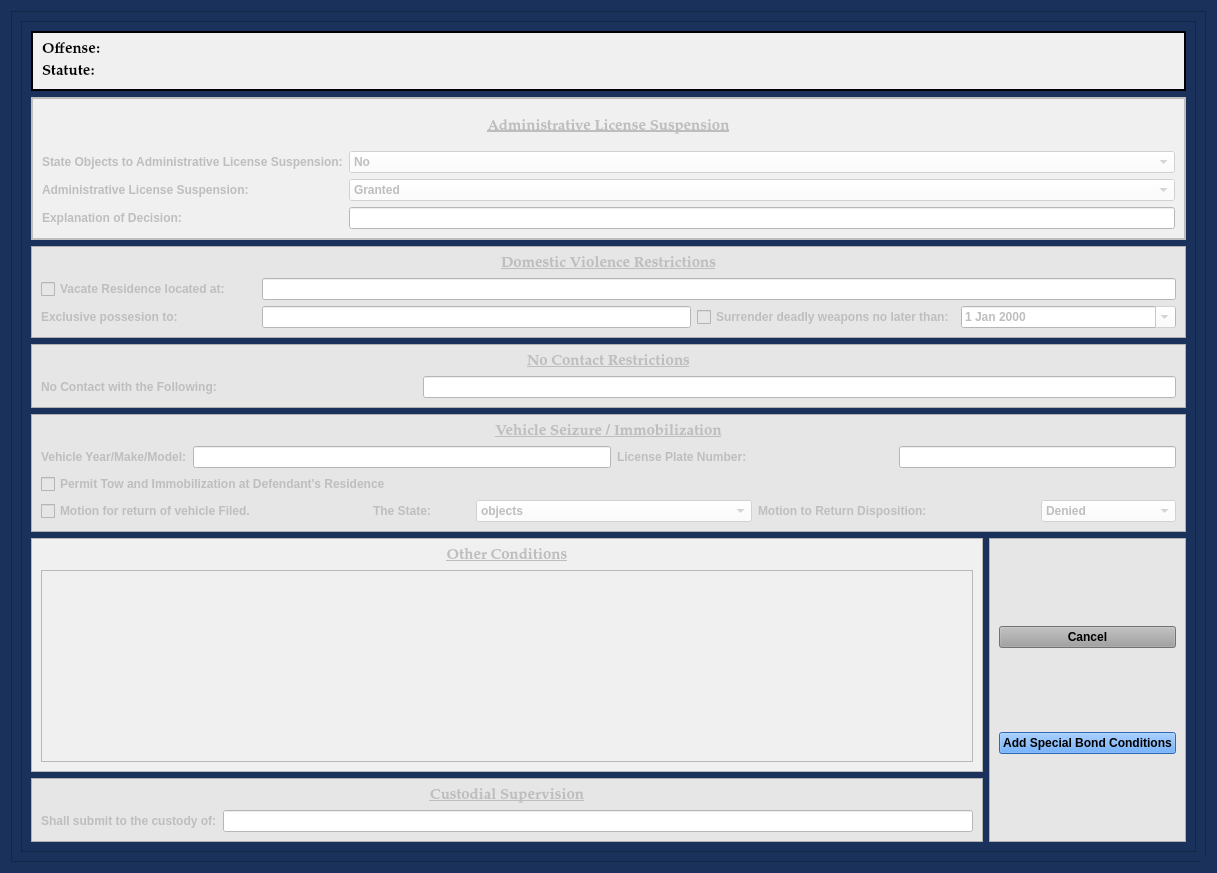
First picture: the form in package/views/ui/AddSpecialBondConditionsDialog.ui, repository HunterProgram22/MuniEntry, before the edit.
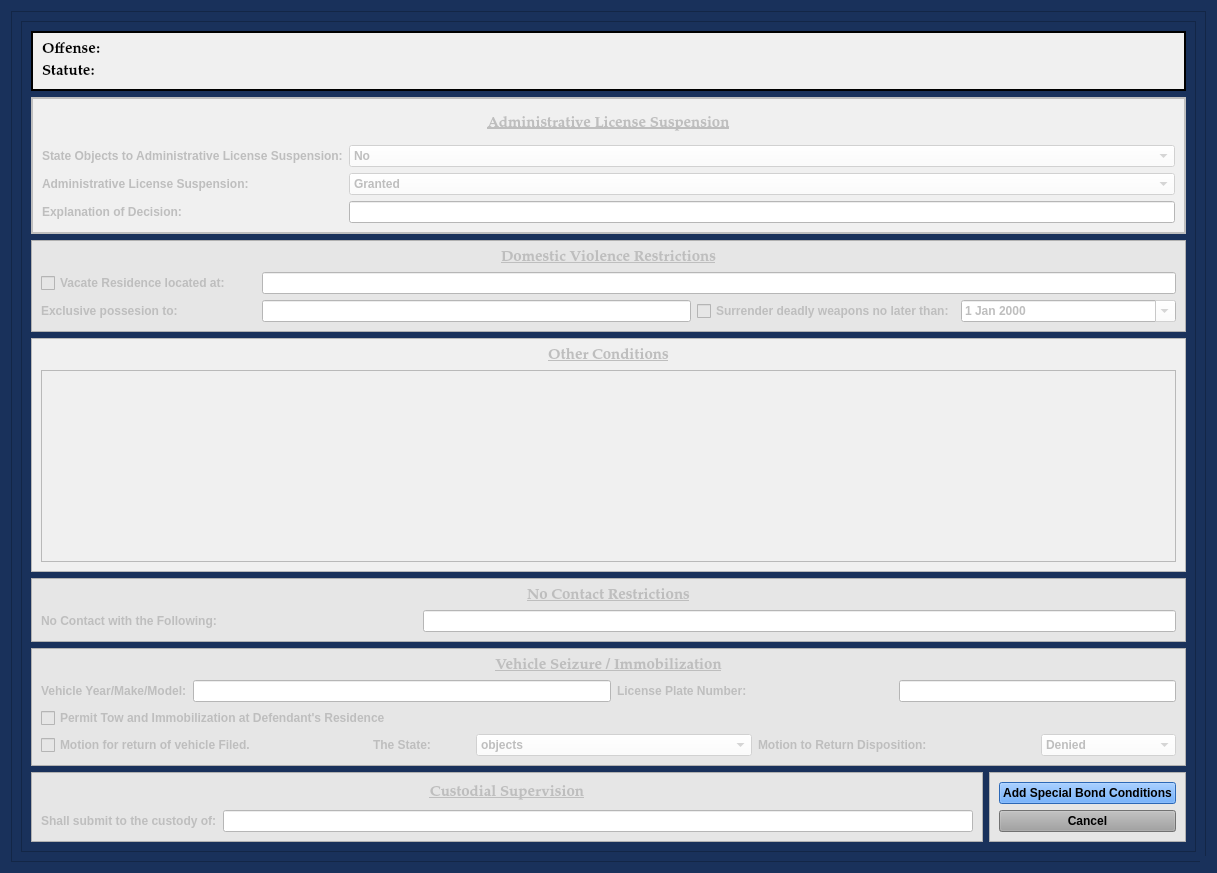
Second picture: the form after the edit.

Commit message: Fixed formatting special bond and template spacing ngbd.

Diff of the .ui file:
```diff
--- a/package/views/ui/AddSpecialBondConditionsDialog.ui
+++ b/package/views/ui/AddSpecialBondConditionsDialog.ui
@@ -170,12 +170,337 @@
          <property name="geometry">
           <rect>
            <x>0</x>
-           <y>0</y>
+           <y>-111</y>
            <width>1152</width>
-           <height>940</height>
+           <height>951</height>
           </rect>
          </property>
          <layout class="QGridLayout" name="gridLayout_11">
+          <item row="6" column="1" rowspan="2">
+           <widget class="QFrame" name="frame_7">
+            <property name="styleSheet">
+             <string notr="true">background-color: rgb(230, 230, 230);</string>
+            </property>
+            <property name="frameShape">
+             <enum>QFrame::StyledPanel</enum>
+            </property>
+            <property name="frameShadow">
+             <enum>QFrame::Raised</enum>
+            </property>
+            <layout class="QGridLayout" name="gridLayout_10">
+             <item row="1" column="0">
+              <widget class="QPushButton" name="cancel_Button">
+               <property name="focusPolicy">
+                <enum>Qt::NoFocus</enum>
+               </property>
+               <property name="styleSheet">
+                <string notr="true">background-color: rgb(160, 160, 160);</string>
+               </property>
+               <property name="text">
+                <string>Cancel</string>
+               </property>
+              </widget>
+             </item>
+             <item row="0" column="0">
+              <widget class="QPushButton" name="add_special_conditions_Button">
+               <property name="styleSheet">
+                <string notr="true">background-color: rgb(62, 146, 255)</string>
+               </property>
+               <property name="text">
+                <string>Add Special Bond Conditions</string>
+               </property>
+               <property name="autoDefault">
+                <bool>false</bool>
+               </property>
+              </widget>
+             </item>
+            </layout>
+           </widget>
+          </item>
+          <item row="5" column="0" colspan="2">
+           <widget class="QFrame" name="vehicle_seizure_frame">
+            <property name="enabled">
+             <bool>false</bool>
+            </property>
+            <property name="styleSheet">
+             <string notr="true">background-color: rgb(230, 230, 230);</string>
+            </property>
+            <property name="frameShape">
+             <enum>QFrame::StyledPanel</enum>
+            </property>
+            <property name="frameShadow">
+             <enum>QFrame::Raised</enum>
+            </property>
+            <layout class="QGridLayout" name="gridLayout_8">
+             <item row="1" column="0">
+              <widget class="QLabel" name="label_4">
+               <property name="text">
+                <string>Vehicle Year/Make/Model:</string>
+               </property>
+              </widget>
+             </item>
+             <item row="1" column="1" colspan="3">
+              <widget class="QLineEdit" name="vehicle_make_model_box">
+               <property name="styleSheet">
+                <string notr="true">background-color: rgb(255, 255, 255);</string>
+               </property>
+              </widget>
+             </item>
+             <item row="1" column="4" colspan="2">
+              <widget class="QLabel" name="label_3">
+               <property name="text">
+                <string>License Plate Number:</string>
+               </property>
+              </widget>
+             </item>
+             <item row="1" column="6" colspan="2">
+              <widget class="QLineEdit" name="vehicle_license_plate_box">
+               <property name="styleSheet">
+                <string notr="true">background-color: rgb(255, 255, 255);</string>
+               </property>
+              </widget>
+             </item>
+             <item row="2" column="0" colspan="4">
+              <widget class="QCheckBox" name="tow_to_residence_checkBox">
+               <property name="text">
+                <string>Permit Tow and Immobilization at Defendant's Residence</string>
+               </property>
+              </widget>
+             </item>
+             <item row="3" column="0" colspan="2">
+              <widget class="QCheckBox" name="motion_to_return_vehicle_checkBox">
+               <property name="text">
+                <string>Motion for return of vehicle Filed.</string>
+               </property>
+              </widget>
+             </item>
+             <item row="3" column="2">
+              <widget class="QLabel" name="label_8">
+               <property name="text">
+                <string>The State:</string>
+               </property>
+               <property name="alignment">
+                <set>Qt::AlignCenter</set>
+               </property>
+              </widget>
+             </item>
+             <item row="3" column="3" colspan="2">
+              <widget class="QComboBox" name="state_opposes_box">
+               <property name="styleSheet">
+                <string notr="true">background-color: rgb(255, 255, 255);</string>
+               </property>
+               <item>
+                <property name="text">
+                 <string>objects</string>
+                </property>
+               </item>
+               <item>
+                <property name="text">
+                 <string>does not object</string>
+                </property>
+               </item>
+              </widget>
+             </item>
+             <item row="3" column="5" colspan="2">
+              <widget class="QLabel" name="label_7">
+               <property name="text">
+                <string>Motion to Return Disposition:</string>
+               </property>
+              </widget>
+             </item>
+             <item row="3" column="7">
+              <widget class="QComboBox" name="disposition_motion_to_return_box">
+               <property name="styleSheet">
+                <string notr="true">background-color: rgb(255, 255, 255);</string>
+               </property>
+               <item>
+                <property name="text">
+                 <string>Denied</string>
+                </property>
+               </item>
+               <item>
+                <property name="text">
+                 <string>Granted</string>
+                </property>
+               </item>
+              </widget>
+             </item>
+             <item row="0" column="0" colspan="8">
+              <widget class="QLabel" name="label_27">
+               <property name="sizePolicy">
+                <sizepolicy hsizetype="Preferred" vsizetype="Minimum">
+                 <horstretch>0</horstretch>
+                 <verstretch>0</verstretch>
+                </sizepolicy>
+               </property>
+               <property name="font">
+                <font>
+                 <family>Palatino Linotype</family>
+                 <pointsize>11</pointsize>
+                 <weight>75</weight>
+                 <italic>false</italic>
+                 <bold>true</bold>
+                 <underline>true</underline>
+                </font>
+               </property>
+               <property name="text">
+                <string>Vehicle Seizure / Immobilization</string>
+               </property>
+               <property name="alignment">
+                <set>Qt::AlignCenter</set>
+               </property>
+              </widget>
+             </item>
+            </layout>
+           </widget>
+          </item>
+          <item row="4" column="0" colspan="2">
+           <widget class="QFrame" name="no_contact_frame">
+            <property name="enabled">
+             <bool>false</bool>
+            </property>
+            <property name="styleSheet">
+             <string notr="true">background-color: rgb(230, 230, 230);</string>
+            </property>
+            <property name="frameShape">
+             <enum>QFrame::StyledPanel</enum>
+            </property>
+            <property name="frameShadow">
+             <enum>QFrame::Raised</enum>
+            </property>
+            <layout class="QGridLayout" name="gridLayout_6" columnstretch="1,2">
+             <item row="1" column="0">
+              <widget class="QLabel" name="label_5">
+               <property name="text">
+                <string>No Contact with the Following:</string>
+               </property>
+              </widget>
+             </item>
+             <item row="1" column="1">
+              <widget class="QLineEdit" name="no_contact_name_box">
+               <property name="styleSheet">
+                <string notr="true">background-color: rgb(255, 255, 255);</string>
+               </property>
+              </widget>
+             </item>
+             <item row="0" column="0" colspan="2">
+              <widget class="QLabel" name="label_25">
+               <property name="sizePolicy">
+                <sizepolicy hsizetype="Preferred" vsizetype="Minimum">
+                 <horstretch>0</horstretch>
+                 <verstretch>0</verstretch>
+                </sizepolicy>
+               </property>
+               <property name="font">
+                <font>
+                 <family>Palatino Linotype</family>
+                 <pointsize>11</pointsize>
+                 <weight>75</weight>
+                 <italic>false</italic>
+                 <bold>true</bold>
+                 <underline>true</underline>
+                </font>
+               </property>
+               <property name="text">
+                <string>No Contact Restrictions</string>
+               </property>
+               <property name="alignment">
+                <set>Qt::AlignCenter</set>
+               </property>
+              </widget>
+             </item>
+            </layout>
+           </widget>
+          </item>
+          <item row="2" column="0" colspan="2">
+           <widget class="QFrame" name="domestic_violence_frame">
+            <property name="enabled">
+             <bool>false</bool>
+            </property>
+            <property name="styleSheet">
+             <string notr="true">background-color: rgb(230, 230, 230);</string>
+            </property>
+            <property name="frameShape">
+             <enum>QFrame::StyledPanel</enum>
+            </property>
+            <property name="frameShadow">
+             <enum>QFrame::Raised</enum>
+            </property>
+            <layout class="QGridLayout" name="gridLayout_2">
+             <item row="0" column="0" colspan="5">
+              <widget class="QLabel" name="label_26">
+               <property name="sizePolicy">
+                <sizepolicy hsizetype="Preferred" vsizetype="Minimum">
+                 <horstretch>0</horstretch>
+                 <verstretch>0</verstretch>
+                </sizepolicy>
+               </property>
+               <property name="font">
+                <font>
+                 <family>Palatino Linotype</family>
+                 <pointsize>11</pointsize>
+                 <weight>75</weight>
+                 <italic>false</italic>
+                 <bold>true</bold>
+                 <underline>true</underline>
+                </font>
+               </property>
+               <property name="text">
+                <string>Domestic Violence Restrictions</string>
+               </property>
+               <property name="alignment">
+                <set>Qt::AlignCenter</set>
+               </property>
+              </widget>
+             </item>
+             <item row="2" column="0">
+              <widget class="QLabel" name="label_2">
+               <property name="text">
+                <string>Exclusive possesion to:</string>
+               </property>
+              </widget>
+             </item>
+             <item row="2" column="1" colspan="2">
+              <widget class="QLineEdit" name="domestic_violence_exclusive_possession_to_box">
+               <property name="styleSheet">
+                <string notr="true">background-color: rgb(255, 255, 255);</string>
+               </property>
+              </widget>
+             </item>
+             <item row="2" column="3">
+              <widget class="QCheckBox" name="domestic_violence_surrender_weapons_checkBox">
+               <property name="text">
+                <string>Surrender deadly weapons no later than:</string>
+               </property>
+              </widget>
+             </item>
+             <item row="2" column="4">
+              <widget class="QDateEdit" name="domestic_violence_surrender_weapons_dateBox">
+               <property name="styleSheet">
+                <string notr="true">background-color: rgb(255, 255, 255);</string>
+               </property>
+               <property name="calendarPopup">
+                <bool>true</bool>
+               </property>
+              </widget>
+             </item>
+             <item row="1" column="0">
+              <widget class="QCheckBox" name="domestic_violence_vacate_checkBox">
+               <property name="text">
+                <string>Vacate Residence located at:</string>
+               </property>
+              </widget>
+             </item>
+             <item row="1" column="1" colspan="4">
+              <widget class="QLineEdit" name="domestic_violence_residence_box">
+               <property name="styleSheet">
+                <string notr="true">background-color: rgb(255, 255, 255);</string>
+               </property>
+              </widget>
+             </item>
+            </layout>
+           </widget>
+          </item>
           <item row="0" column="0" colspan="2">
            <widget class="QFrame" name="banner_frame">
             <property name="font">
@@ -444,201 +769,6 @@
            </widget>
           </item>
           <item row="3" column="0" colspan="2">
-           <widget class="QFrame" name="no_contact_frame">
-            <property name="enabled">
-             <bool>false</bool>
-            </property>
-            <property name="styleSheet">
-             <string notr="true">background-color: rgb(230, 230, 230);</string>
-            </property>
-            <property name="frameShape">
-             <enum>QFrame::StyledPanel</enum>
-            </property>
-            <property name="frameShadow">
-             <enum>QFrame::Raised</enum>
-            </property>
-            <layout class="QGridLayout" name="gridLayout_6" columnstretch="1,2">
-             <item row="1" column="0">
-              <widget class="QLabel" name="label_5">
-               <property name="text">
-                <string>No Contact with the Following:</string>
-               </property>
-              </widget>
-             </item>
-             <item row="1" column="1">
-              <widget class="QLineEdit" name="no_contact_name_box">
-               <property name="styleSheet">
-                <string notr="true">background-color: rgb(255, 255, 255);</string>
-               </property>
-              </widget>
-             </item>
-             <item row="0" column="0" colspan="2">
-              <widget class="QLabel" name="label_25">
-               <property name="sizePolicy">
-                <sizepolicy hsizetype="Preferred" vsizetype="Minimum">
-                 <horstretch>0</horstretch>
-                 <verstretch>0</verstretch>
-                </sizepolicy>
-               </property>
-               <property name="font">
-                <font>
-                 <family>Palatino Linotype</family>
-                 <pointsize>11</pointsize>
-                 <weight>75</weight>
-                 <italic>false</italic>
-                 <bold>true</bold>
-                 <underline>true</underline>
-                </font>
-               </property>
-               <property name="text">
-                <string>No Contact Restrictions</string>
-               </property>
-               <property name="alignment">
-                <set>Qt::AlignCenter</set>
-               </property>
-              </widget>
-             </item>
-            </layout>
-           </widget>
-          </item>
-          <item row="4" column="0" colspan="2">
-           <widget class="QFrame" name="vehicle_seizure_frame">
-            <property name="enabled">
-             <bool>false</bool>
-            </property>
-            <property name="styleSheet">
-             <string notr="true">background-color: rgb(230, 230, 230);</string>
-            </property>
-            <property name="frameShape">
-             <enum>QFrame::StyledPanel</enum>
-            </property>
-            <property name="frameShadow">
-             <enum>QFrame::Raised</enum>
-            </property>
-            <layout class="QGridLayout" name="gridLayout_8">
-             <item row="1" column="0">
-              <widget class="QLabel" name="label_4">
-               <property name="text">
-                <string>Vehicle Year/Make/Model:</string>
-               </property>
-              </widget>
-             </item>
-             <item row="1" column="1" colspan="3">
-              <widget class="QLineEdit" name="vehicle_make_model_box">
-               <property name="styleSheet">
-                <string notr="true">background-color: rgb(255, 255, 255);</string>
-               </property>
-              </widget>
-             </item>
-             <item row="1" column="4" colspan="2">
-              <widget class="QLabel" name="label_3">
-               <property name="text">
-                <string>License Plate Number:</string>
-               </property>
-              </widget>
-             </item>
-             <item row="1" column="6" colspan="2">
-              <widget class="QLineEdit" name="vehicle_license_plate_box">
-               <property name="styleSheet">
-                <string notr="true">background-color: rgb(255, 255, 255);</string>
-               </property>
-              </widget>
-             </item>
-             <item row="2" column="0" colspan="4">
-              <widget class="QCheckBox" name="tow_to_residence_checkBox">
-               <property name="text">
-                <string>Permit Tow and Immobilization at Defendant's Residence</string>
-               </property>
-              </widget>
-             </item>
-             <item row="3" column="0" colspan="2">
-              <widget class="QCheckBox" name="motion_to_return_vehicle_checkBox">
-               <property name="text">
-                <string>Motion for return of vehicle Filed.</string>
-               </property>
-              </widget>
-             </item>
-             <item row="3" column="2">
-              <widget class="QLabel" name="label_8">
-               <property name="text">
-                <string>The State:</string>
-               </property>
-               <property name="alignment">
-                <set>Qt::AlignCenter</set>
-               </property>
-              </widget>
-             </item>
-             <item row="3" column="3" colspan="2">
-              <widget class="QComboBox" name="state_opposes_box">
-               <property name="styleSheet">
-                <string notr="true">background-color: rgb(255, 255, 255);</string>
-               </property>
-               <item>
-                <property name="text">
-                 <string>objects</string>
-                </property>
-               </item>
-               <item>
-                <property name="text">
-                 <string>does not object</string>
-                </property>
-               </item>
-              </widget>
-             </item>
-             <item row="3" column="5" colspan="2">
-              <widget class="QLabel" name="label_7">
-               <property name="text">
-                <string>Motion to Return Disposition:</string>
-               </property>
-              </widget>
-             </item>
-             <item row="3" column="7">
-              <widget class="QComboBox" name="disposition_motion_to_return_box">
-               <property name="styleSheet">
-                <string notr="true">background-color: rgb(255, 255, 255);</string>
-               </property>
-               <item>
-                <property name="text">
-                 <string>Denied</string>
-                </property>
-               </item>
-               <item>
-                <property name="text">
-                 <string>Granted</string>
-                </property>
-               </item>
-              </widget>
-             </item>
-             <item row="0" column="0" colspan="8">
-              <widget class="QLabel" name="label_27">
-               <property name="sizePolicy">
-                <sizepolicy hsizetype="Preferred" vsizetype="Minimum">
-                 <horstretch>0</horstretch>
-                 <verstretch>0</verstretch>
-                </sizepolicy>
-               </property>
-               <property name="font">
-                <font>
-                 <family>Palatino Linotype</family>
-                 <pointsize>11</pointsize>
-                 <weight>75</weight>
-                 <italic>false</italic>
-                 <bold>true</bold>
-                 <underline>true</underline>
-                </font>
-               </property>
-               <property name="text">
-                <string>Vehicle Seizure / Immobilization</string>
-               </property>
-               <property name="alignment">
-                <set>Qt::AlignCenter</set>
-               </property>
-              </widget>
-             </item>
-            </layout>
-           </widget>
-          </item>
-          <item row="5" column="0">
            <widget class="QFrame" name="other_conditions_frame">
             <property name="enabled">
              <bool>false</bool>
@@ -652,7 +782,7 @@
             <property name="frameShadow">
              <enum>QFrame::Raised</enum>
             </property>
-            <layout class="QGridLayout" name="gridLayout_3" rowstretch="1,0">
+            <layout class="QGridLayout" name="gridLayout_3" rowstretch="0,1">
              <item row="0" column="0">
               <widget class="QLabel" name="label_28">
                <property name="font">
@@ -679,48 +809,7 @@
             </layout>
            </widget>
           </item>
-          <item row="5" column="1" rowspan="2">
-           <widget class="QFrame" name="frame_7">
-            <property name="styleSheet">
-             <string notr="true">background-color: rgb(230, 230, 230);</string>
-            </property>
-            <property name="frameShape">
-             <enum>QFrame::StyledPanel</enum>
-            </property>
-            <property name="frameShadow">
-             <enum>QFrame::Raised</enum>
-            </property>
-            <layout class="QGridLayout" name="gridLayout_10">
-             <item row="0" column="0">
-              <widget class="QPushButton" name="cancel_Button">
-               <property name="focusPolicy">
-                <enum>Qt::NoFocus</enum>
-               </property>
-               <property name="styleSheet">
-                <string notr="true">background-color: rgb(160, 160, 160);</string>
-               </property>
-               <property name="text">
-                <string>Cancel</string>
-               </property>
-              </widget>
-             </item>
-             <item row="1" column="0">
-              <widget class="QPushButton" name="add_special_conditions_Button">
-               <property name="styleSheet">
-                <string notr="true">background-color: rgb(62, 146, 255)</string>
-               </property>
-               <property name="text">
-                <string>Add Special Bond Conditions</string>
-               </property>
-               <property name="autoDefault">
-                <bool>false</bool>
-               </property>
-              </widget>
-             </item>
-            </layout>
-           </widget>
-          </item>
-          <item row="6" column="0">
+          <item row="6" column="0" rowspan="2">
            <widget class="QFrame" name="custodial_supervision_frame">
             <property name="enabled">
              <bool>false</bool>
```
Left out of the diff: 90 changed lines with no effect on the pictures. The commit also changes 6 other files.
